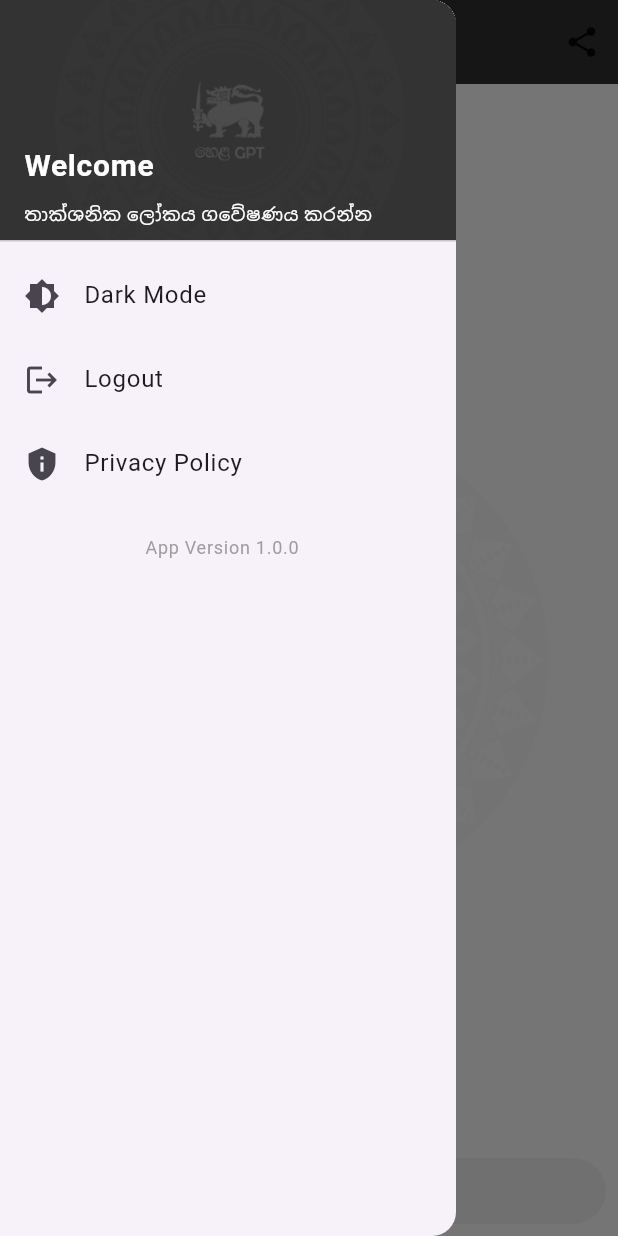
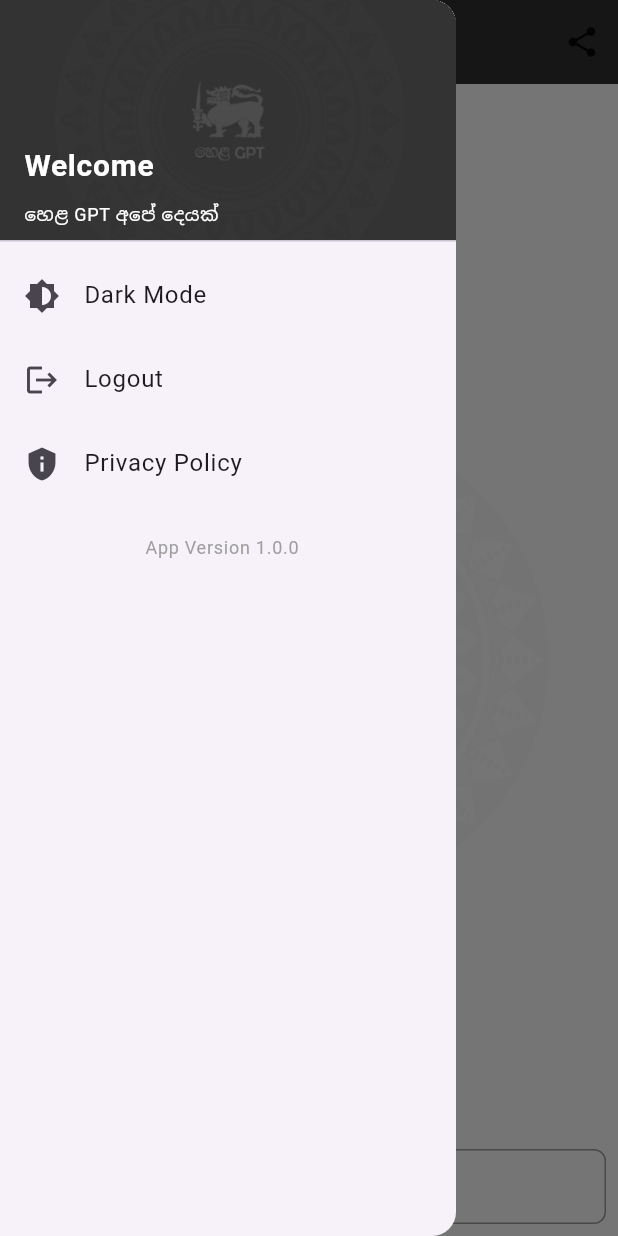
Before and after one commit to Nimantha-Perera/HELA_AI, a Flutter app: the HelaAI screen opened directly with empty values, with the side drawer open, on a phone screen of 412 x 824 dp. Run offline on Flutter 3.47's test engine with Material 3 defaults, Android fonts, the phone set to English and light mode, and no system bars; drawn by our look-alikes of dash_chat_2; our stand-ins replace firebase_auth, firebase_core, flutter_markdown, flutter_widget_from_html, google_generative_ai, google_sign_in and 2 more; missing offline and left inert: translator, tutorial_coach_mark; accounts and stored records are empty.

Commit message:
Recreate Hela Ai Massage

```diff
--- a/lib/navigations/side_nav.dart
+++ b/lib/navigations/side_nav.dart
@@ -42,7 +42,7 @@ class SideNav extends StatelessWidget {
                 ),
                 SizedBox(height: 8.0),
                 Text(
-                  'තාක්ශනික ලෝකය ගවේෂණය කරන්න',
+                  'හෙළ GPT අපේ දෙයක්',
                   style: TextStyle(
                     color: Colors.white,
                     fontSize: 12.0,
--- a/lib/screens/hela_ai.dart
+++ b/lib/screens/hela_ai.dart
@@ -2,18 +2,26 @@ import 'dart:convert';
 import 'dart:io';
 
 import 'package:dash_chat_2/dash_chat_2.dart';
-import 'package:firebase_auth/firebase_auth.dart';
 import 'package:flutter/cupertino.dart';
 import 'package:flutter/material.dart';
-import 'package:flutter/widgets.dart';
 import 'package:hela_ai/coatchmark_des/coatch_mark_des.dart';
 import 'package:hela_ai/get_user_modal/user_modal.dart';
 import 'package:hela_ai/navigations/side_nav.dart';
+import 'package:hela_ai/themprovider/theamdata.dart';
+import 'package:lottie/lottie.dart';
 import 'package:path_provider/path_provider.dart';
 import 'package:share_plus/share_plus.dart';
 import 'package:translator/translator.dart';
 import 'package:http/http.dart' as http;
 import 'package:tutorial_coach_mark/tutorial_coach_mark.dart';
+import 'package:intl/intl.dart';
+
+bool isTyping = false;
+
+ChatUser you = ChatUser(
+    id: "1", firstName: "You", profileImage: 'assets/images/lion_avetar.png');
+ChatUser helaAi =
+    ChatUser(profileImage: 'assets/images/lion_avetar.png', id: '2');
 
 class HelaAI extends StatefulWidget {
   final UserModal user;
@@ -24,14 +32,11 @@ class HelaAI extends StatefulWidget {
   State<HelaAI> createState() => _HelaAIState();
 }
 
-void initState() {}
-
 class _HelaAIState extends State<HelaAI> {
   List<TargetFocus> targets = [];
 
+  TextEditingController messageController = TextEditingController();
 
-  ChatUser you = ChatUser(id: "1", firstName: "You");
-  ChatUser helaAi = ChatUser(id: "2", firstName: "හෙළ GPT");
   List<ChatMessage> allMessages = [];
   List<ChatUser> typing = [];
 
@@ -52,6 +57,7 @@ class _HelaAIState extends State<HelaAI> {
       targets: targets,
     )..show(context: context);
   }
+
   // Globle Keys
 
   GlobalKey sharekey = GlobalKey();
@@ -60,11 +66,7 @@ GlobalKey navkey = GlobalKey();
 
   void _initTargets() {
     targets = [
-
-    TargetFocus(
-      identify: "menu-key",
-      keyTarget: menukey,
-      contents: [
+      TargetFocus(identify: "menu-key", keyTarget: menukey, contents: [
         TargetContent(
             align: ContentAlign.bottom,
             builder: (context, controller) {
@@ -76,17 +78,10 @@ void _initTargets() {
                 onNext: () {
                   controller.next();
                 },
-
               );
-
-          }
-        )
-      ]
-    ),
-    TargetFocus(
-      identify: "share-key",
-      keyTarget: sharekey,
-      contents: [
+            })
+      ]),
+      TargetFocus(identify: "share-key", keyTarget: sharekey, contents: [
         TargetContent(
             align: ContentAlign.bottom,
             builder: (context, controller) {
@@ -98,17 +93,12 @@ void _initTargets() {
                 onNext: () {
                   controller.next();
                 },
-
               );
-
-          }
-        )
-      ]
-    ),
+            })
+      ]),
       // Add more TargetFocus objects if needed
     ];
   }
-
 
   void translateAndGenerateGeminiContent(String inputText) {
     translator.translate(inputText, to: 'en').then((value) {
@@ -121,7 +111,7 @@ void _initTargets() {
   }
 
   Future<void> generateGeminiContent(String translatedText) async {
-    typing.add(helaAi);
+    isTyping = true;
     final ourUrl =
         "https://generativelanguage.googleapis.com/v1beta/models/gemini-pro:generateContent?key=AIzaSyC6I358RmUE_IErdz9VnwKZjbJQIukHgsI";
     final header = {'Content-Type': 'application/json'};
@@ -148,6 +138,7 @@ void _initTargets() {
       print("Error Occurred: $e");
     }
     typing.remove(helaAi);
+    isTyping = false;
   }
 
   void translateAndShowGeminiContent(String outputText) {
@@ -260,21 +251,13 @@ void _initTargets() {
 
   @override
   Widget build(BuildContext context) {
-    return Stack(children: <Widget>[
-      Scaffold(
-        backgroundColor: Theme.of(context).scaffoldBackgroundColor,
+    return Scaffold(
       appBar: AppBar(
         actions: [
           IconButton(
               key: sharekey,
               onPressed: () async {
                 await saveChatsToFile();
-                  // if (dir!= null) {
-                  //   Share.shareFiles(['$dir/හෙළGPT_chat.txt']);
-
-                  // }else{
-                  //   print("Error: Directory not found");
-                  // }
               },
               icon: Icon(Icons.share)),
         ],
@@ -284,8 +267,6 @@ void _initTargets() {
           style: TextStyle(
               fontSize: 15, color: Color.fromARGB(255, 255, 255, 255)),
         ),
-          // actions: [IconButton(onPressed: () {}, icon: Icon(Icons.search))],
-
         centerTitle: true,
         leading: Builder(
           builder: (BuildContext context) {
@@ -311,22 +292,85 @@ void _initTargets() {
             fit: BoxFit.cover,
           ),
         ),
-          child: DashChat(
-
-            messageOptions: MessageOptions(showTime: true),
-            currentUser: you,
-            typingUsers: typing,
-            onSend: (ChatMessage m) {
-              // Handle message sending logic here
-              allMessages.insert(0, m); // Add the message to the chat instantly
+        child: Column(
+          children: [
+            Expanded(
+              child: ListView.builder(
+                reverse: true,
+                itemCount: allMessages.length,
+                itemBuilder: (context, index) {
+                  final message = allMessages[index];
+                  return ChatBubble(message: message);
+                },
+              ),
+            ),
+            isTyping ? TypingIndicator() : SizedBox(),
+            Padding(
+              padding: const EdgeInsets.all(8.0),
+              child: Row(
+                children: [
+                  Expanded(
+                    child: Container(
+                      decoration: BoxDecoration(
+                        borderRadius: BorderRadius.circular(
+                            8.0), // Adjust the border radius as needed
+                        border:
+                            Border.all(color: Colors.grey), // Set border color
+                      ),
+                      child: Padding(
+                        padding: const EdgeInsets.symmetric(horizontal: 8.0),
+                        child: TextField(
+                          controller: messageController,
+                          decoration: InputDecoration(
+                            hintText: 'Type your message...',
+                            hintStyle: TextStyle(color: Colors.grey),
+                            border: InputBorder.none,
+                          ),
+                          onChanged: (text) {
                             setState(() {});
-              checkInputs(m.text);
                           },
-            messages: allMessages,
                         ),
                       ),
                     ),
-    ]);
+                  ),
+                  Container(
+                    height: 48, // Set the desired height for the button
+                    child: Visibility(
+                      visible: messageController.text.isNotEmpty,
+                      child: ElevatedButton(
+                        onPressed: () {
+                          final messageText = messageController.text.trim();
+                          if (messageText.isNotEmpty) {
+                            final message = ChatMessage(
+                              user: you,
+                              createdAt: DateTime.now(),
+                              text: messageText,
+                            );
+                            allMessages.insert(0, message);
+
+                            setState(() {});
+                            checkInputs(messageText);
+                            messageController.clear();
+                          }
+                        },
+                        style: ElevatedButton.styleFrom(
+                          shape: CircleBorder(), // Make the button circular
+                          elevation:
+                              0.0, // Set elevation to 0.0 to remove the background shadow
+                          shadowColor: Colors
+                              .transparent, // Set shadowColor to transparent
+                        ),
+                        child: Icon(Icons.send),
+                      ),
+                    ),
+                  ),
+                ],
+              ),
+            ),
+          ],
+        ),
+      ),
+    );
   }
 
   List<String> guesses = [
@@ -358,3 +402,78 @@ void _initTargets() {
     }
   }
 }
+
+class ChatBubble extends StatelessWidget {
+  final ChatMessage message;
+
+  const ChatBubble({Key? key, required this.message}) : super(key: key);
+
+  @override
+  Widget build(BuildContext context) {
+    final isCurrentUser = message.user == you;
+    final ThemeData theme = isCurrentUser ? lightTheme : darkTheme;
+
+    return ListTile(
+      leading: isCurrentUser
+          ? null // No avatar for current user on the left
+          : CircleAvatar(
+              // Add AI avatar on the left
+              backgroundImage: AssetImage('assets/images/lion_avetar.png')
+              ,
+              backgroundColor: Colors.transparent,
+            ),
+      trailing: isCurrentUser
+          ? CircleAvatar(
+              // Add user avatar on the right
+              backgroundImage: AssetImage('assets/images/user_avetar.png'),
+            )
+          : null, // No avatar for AI on the right
+      title: Column(
+        crossAxisAlignment:
+            isCurrentUser ? CrossAxisAlignment.end : CrossAxisAlignment.start,
+        children: [
+          Container(
+            padding: EdgeInsets.all(8),
+            decoration: BoxDecoration(
+              borderRadius: BorderRadius.circular(8),
+              color: isCurrentUser
+                  ? theme.primaryColor
+                  : theme.scaffoldBackgroundColor,
+            ),
+            child: Text(
+              message.text,
+              style: TextStyle(
+                color: isCurrentUser
+                    ? Colors.white
+                    : const Color.fromARGB(255, 255, 255, 255),
+              ),
+            ),
+          ),
+          SizedBox(height: 4), // Add spacing between message and timestamp
+          Text(
+            DateFormat.Hm().format(message.createdAt), // Format time as HH:mm
+            style: TextStyle(fontSize: 12, color: Colors.grey),
+          ),
+        ],
+      ),
+    );
+  }
+}
+
+class TypingIndicator extends StatelessWidget {
+  @override
+  Widget build(BuildContext context) {
+    return Padding(
+      padding: const EdgeInsets.all(8.0),
+      child: Row(
+        children: [
+          Lottie.network(
+            "https://lottie.host/7b1625cc-828e-44b7-b507-920b4581e345/okYRr6A8oe.json",
+            width: 35, // Set your desired width
+            height: 35, // Set your desired height
+          )
+        ],
+      ),
+    );
+  }
+}
--- a/lib/themprovider/theamdata.dart
+++ b/lib/themprovider/theamdata.dart
@@ -3,7 +3,7 @@ import 'package:flutter/material.dart';
 ThemeData lightTheme = ThemeData(
     // **Modern, eye-pleasing base:**
     brightness: Brightness.light,
-    primaryColor: Color.fromARGB(255, 53, 53, 53), // Deep sky blue, vibrant and calming
+    primaryColor: Color.fromARGB(255, 66, 235, 0), // Deep sky blue, vibrant and calming
     hintColor: Color(0xFFf39c12), // Orange, for subtle accents
     scaffoldBackgroundColor: Colors.white, // Light background
 
--- a/pubspec.yaml
+++ b/pubspec.yaml
@@ -53,6 +53,7 @@ dependencies:
   device_info_plus: ^9.1.2
   url_launcher: ^6.2.5
   flutter_widget_from_html: ^0.14.11
+  lottie: ^3.1.0
 
 dev_dependencies:
   flutter_test:
```
Also changed, not shown: assets/images/lion_avetar.png (added), pubspec.lock. Lines whose indentation alone changed are shown as unchanged.
